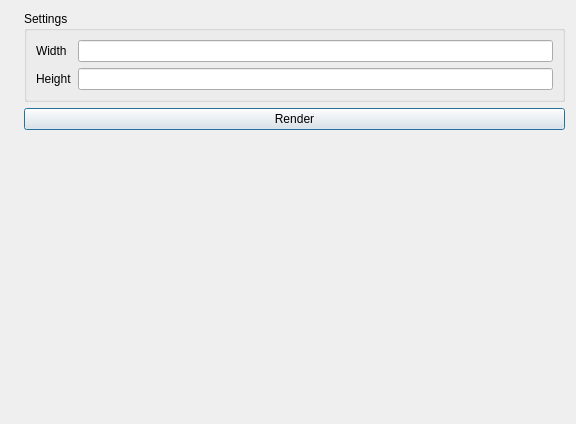
Qt form qt/lc_renderdialog.ui (leozide/leocad) before a commit.
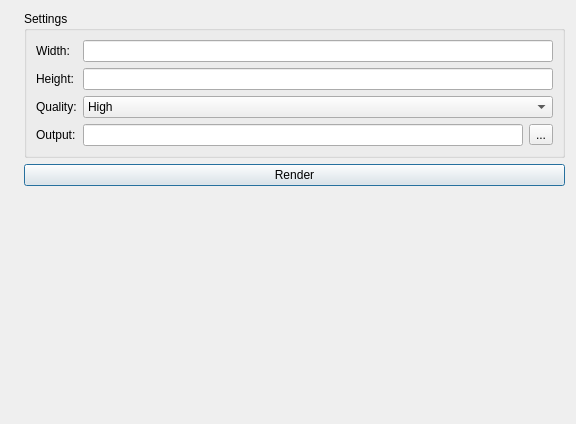
The same form after that commit.

Commit message: Added POV-Ray quality and save image.

Diff of the .ui file:
```diff
--- a/qt/lc_renderdialog.ui
+++ b/qt/lc_renderdialog.ui
@@ -38,17 +38,64 @@
         <item row="1" column="0">
          <widget class="QLabel" name="label_2">
           <property name="text">
-           <string>Width</string>
+           <string>Width:</string>
           </property>
          </widget>
         </item>
         <item row="2" column="0">
          <widget class="QLabel" name="label_3">
           <property name="text">
-           <string>Height</string>
+           <string>Height:</string>
           </property>
          </widget>
         </item>
+        <item row="3" column="1">
+         <widget class="QComboBox" name="QualityComboBox">
+          <item>
+           <property name="text">
+            <string>High</string>
+           </property>
+          </item>
+          <item>
+           <property name="text">
+            <string>Medium</string>
+           </property>
+          </item>
+          <item>
+           <property name="text">
+            <string>Low</string>
+           </property>
+          </item>
+         </widget>
+        </item>
+        <item row="3" column="0">
+         <widget class="QLabel" name="label_4">
+          <property name="text">
+           <string>Quality:</string>
+          </property>
+         </widget>
+        </item>
+        <item row="4" column="0">
+         <widget class="QLabel" name="label_5">
+          <property name="text">
+           <string>Output:</string>
+          </property>
+         </widget>
+        </item>
+        <item row="4" column="1">
+         <layout class="QHBoxLayout" name="horizontalLayout_2">
+          <item>
+           <widget class="QLineEdit" name="OutputEdit"/>
+          </item>
+          <item>
+           <widget class="QToolButton" name="OutputBrowseButton">
+            <property name="text">
+             <string>...</string>
+            </property>
+           </widget>
+          </item>
+         </layout>
+        </item>
        </layout>
       </widget>
      </item>
```
Left out of the diff: 10 changed lines with no effect on the pictures. The commit also changes 6 other files.
